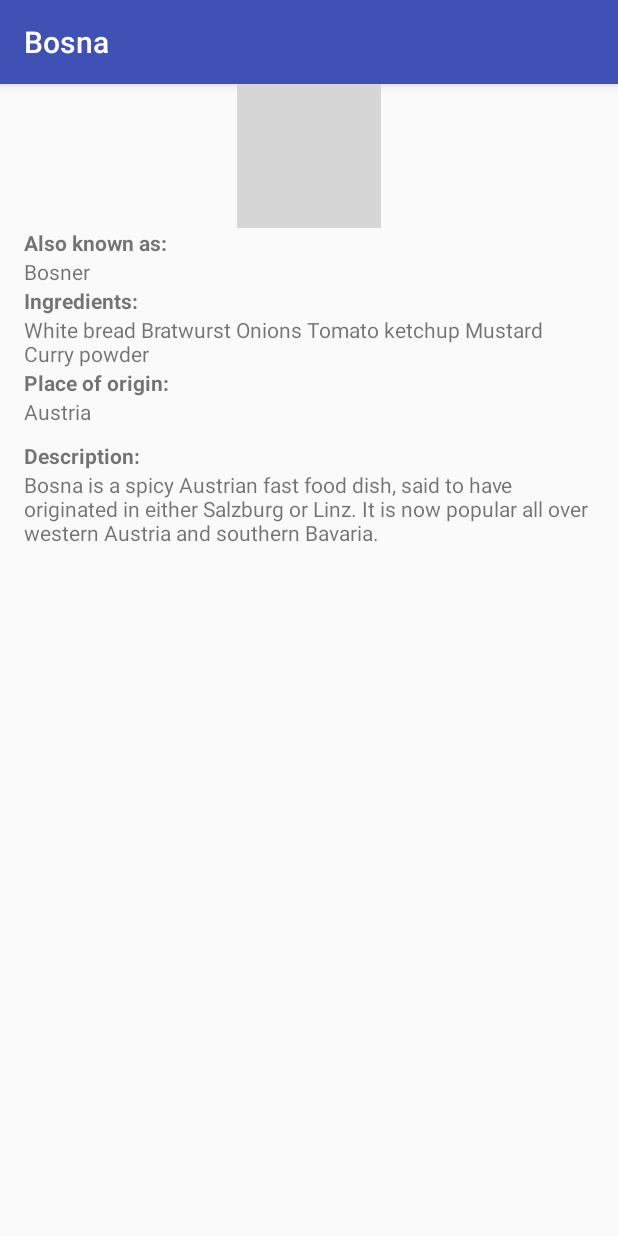
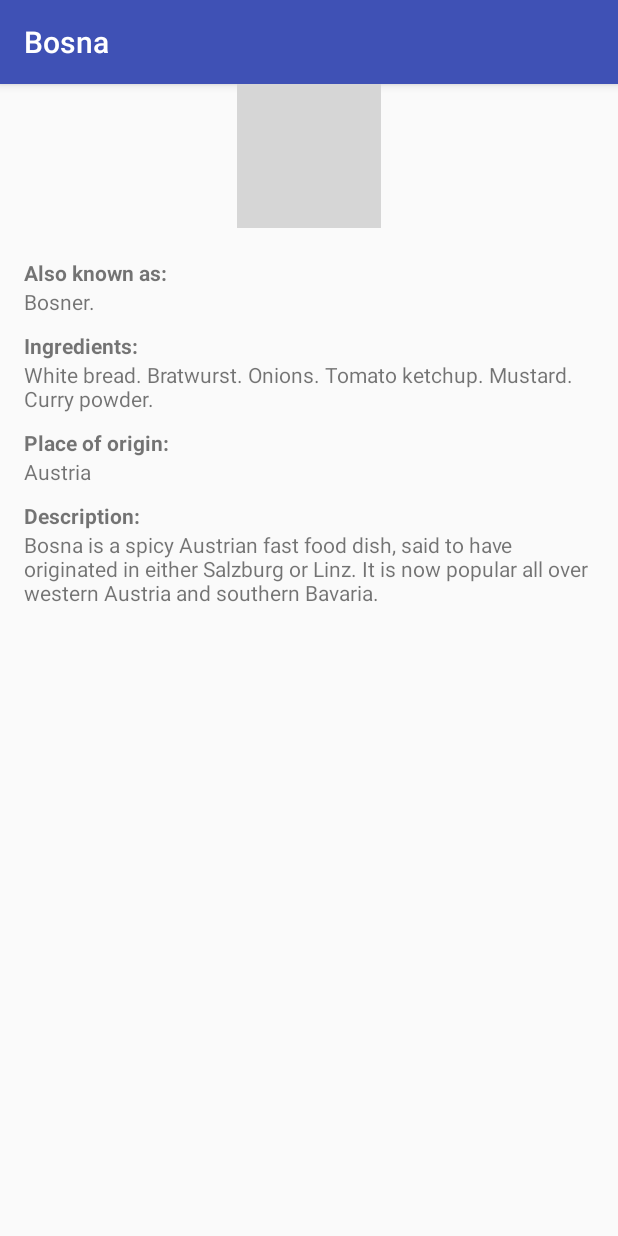
Before and after one commit to sapphireinruby/Amber-sandwich-starter-app, an Android app: the screen it shows after launch (DetailActivity), after a tap on "Bosna", on a phone screen of 412 x 824 dp. Run offline under Robolectric (Android 15) with nearby library versions, the light colour scheme and no system bars; our stand-ins replace Picasso; grey boxes are pictures that could not be loaded.

Commit message:
Fix the missing URI image of Shawarma with Picasso placeholder
Revise the textview position and rename image view

```diff
--- a/sandwich-club-starter-code-master/app/src/main/java/com/udacity/sandwichclub/DetailActivity.java
+++ b/sandwich-club-starter-code-master/app/src/main/java/com/udacity/sandwichclub/DetailActivity.java
@@ -64,7 +64,7 @@ public class DetailActivity extends AppCompatActivity {
 
         TextView aka = findViewById(R.id.also_known_tv);
         for(int i = 0; i < sandwich.getAlsoKnownAs().size(); i++) {
-            aka.append(sandwich.getAlsoKnownAs().get(i) + " ");
+            aka.append(sandwich.getAlsoKnownAs().get(i) + ". ");
         }
 
         TextView PlaceOfOrigin = findViewById(R.id.origin_tv);
@@ -75,7 +75,7 @@ public class DetailActivity extends AppCompatActivity {
 
         TextView Ingredients = findViewById(R.id.ingredients_tv);
         for (int i = 0; i < sandwich.getIngredients().size(); i++) {
-            Ingredients.append(sandwich.getIngredients().get(i) + " ");
+            Ingredients.append(sandwich.getIngredients().get(i) + ". ");
 
         }
 
--- a/sandwich-club-starter-code-master/app/src/main/res/layout/activity_detail.xml
+++ b/sandwich-club-starter-code-master/app/src/main/res/layout/activity_detail.xml
@@ -29,6 +29,7 @@
             android:layout_height="wrap_content"
             android:text="@string/detail_also_known_as_label"
             android:textStyle="bold"
+            android:layout_marginTop="20dp"
             app:layout_constraintTop_toBottomOf="@+id/image_iv" />
 
         <TextView
@@ -44,6 +45,7 @@
             android:layout_height="wrap_content"
             android:text="@string/detail_ingredients_label"
             android:textStyle="bold"
+            android:layout_marginTop="10dp"
             app:layout_constraintTop_toBottomOf="@+id/also_known_tv" />
 
         <TextView
@@ -59,6 +61,7 @@
             android:layout_height="wrap_content"
             android:text="@string/detail_place_of_origin_label"
             android:textStyle="bold"
+            android:layout_marginTop="10dp"
             app:layout_constraintTop_toBottomOf="@+id/ingredients_tv" />
 
 
```
